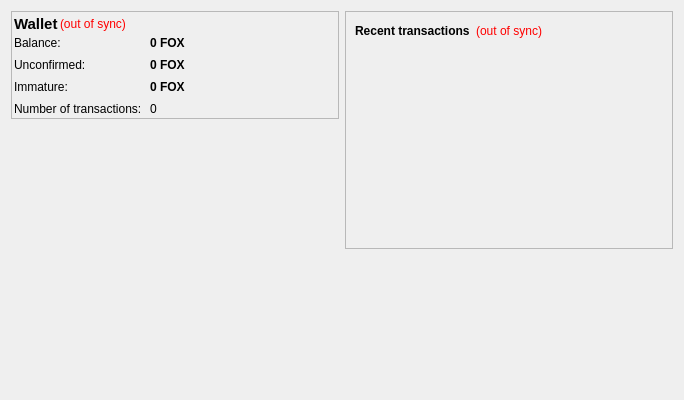
First picture: the form in src/qt/forms/overviewpage.ui, repository plusevcoin/plusevcoin, before the edit.
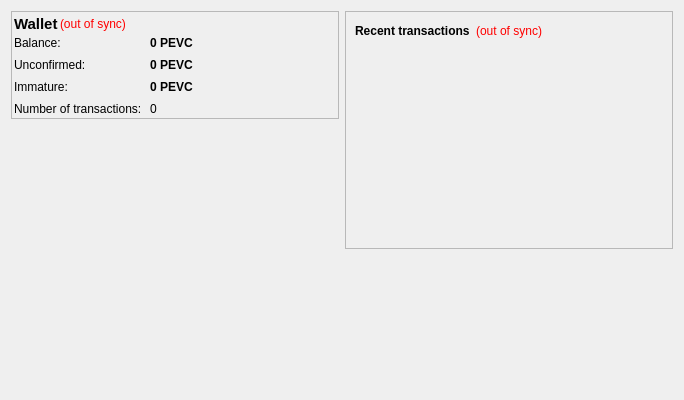
Second picture: the form after the edit. Icons and pictures are not drawn.

```diff
--- a/src/qt/forms/overviewpage.ui
+++ b/src/qt/forms/overviewpage.ui
@@ -130,7 +130,7 @@
              <string>Total of transactions that have yet to be confirmed, and do not yet count toward the current balance</string>
             </property>
             <property name="text">
-             <string notr="true">0 FOX</string>
+             <string notr="true">0 PEVC</string>
             </property>
             <property name="textInteractionFlags">
              <set>Qt::LinksAccessibleByMouse|Qt::TextSelectableByKeyboard|Qt::TextSelectableByMouse</set>
@@ -156,7 +156,7 @@
              <string>Mined balance that has not yet matured</string>
             </property>
             <property name="text">
-             <string notr="true">0 FOX</string>
+             <string notr="true">0 PEVC</string>
             </property>
             <property name="textInteractionFlags">
              <set>Qt::LinksAccessibleByMouse|Qt::TextSelectableByKeyboard|Qt::TextSelectableByMouse</set>
@@ -195,7 +195,7 @@
              <string>Your current balance</string>
             </property>
             <property name="text">
-             <string notr="true">0 FOX</string>
+             <string notr="true">0 PEVC</string>
             </property>
             <property name="textInteractionFlags">
              <set>Qt::LinksAccessibleByMouse|Qt::TextSelectableByKeyboard|Qt::TextSelectableByMouse</set>
```
